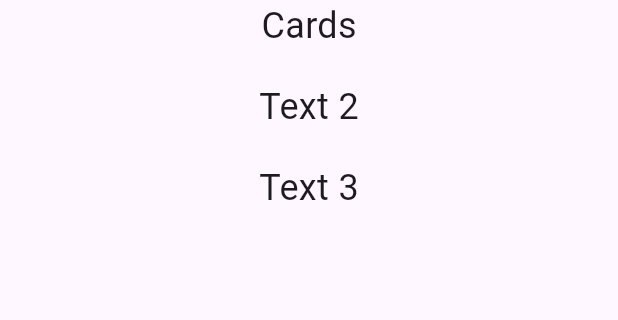
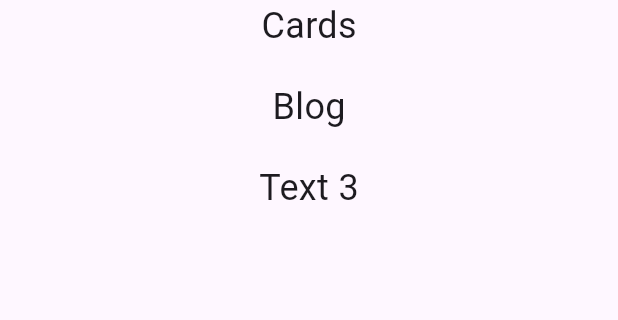
Before and after one commit to RyuNyan-Taro/widget_creator, a Flutter app: the screen it shows after launch, on a phone screen of 412 x 824 dp, the part 84-404 px from its top. Run offline on Flutter 3.47's test engine with Material 3 defaults, Android fonts, the phone set to English and light mode, and no system bars; our stand-ins replace flutter_dotenv, webview_flutter.

```diff
--- a/lib/features/top/top_view.dart
+++ b/lib/features/top/top_view.dart
@@ -1,6 +1,7 @@
 import 'package:flutter/material.dart';
 import 'package:widget_creator/features/card/card_view.dart';
 import 'package:widget_creator/shared/dummy_view.dart';
+import 'package:widget_creator/features/nyantaro_blog/screens/blog_list_screen.dart';
 
 class TopPage extends StatelessWidget {
   const TopPage({super.key, required this.title});
@@ -22,7 +23,7 @@ class TopPage extends StatelessWidget {
             spacing: 20,
             children: <Widget>[
               _NavigateText(text: 'Cards', nextPage: () => const CardPage()),
-              _NavigateText(text: 'Text 2', nextPage: () => const DummyPage()),
+              _NavigateText(text: 'Blog', nextPage: () => const BlogListScreen()),
               _NavigateText(text: 'Text 3', nextPage: () => const DummyPage()),
             ],
           ),
```
Also changed, not shown: lib/features/nyantaro_blog/screens/blog_list_screen.dart (added, +17 -0 lines).
